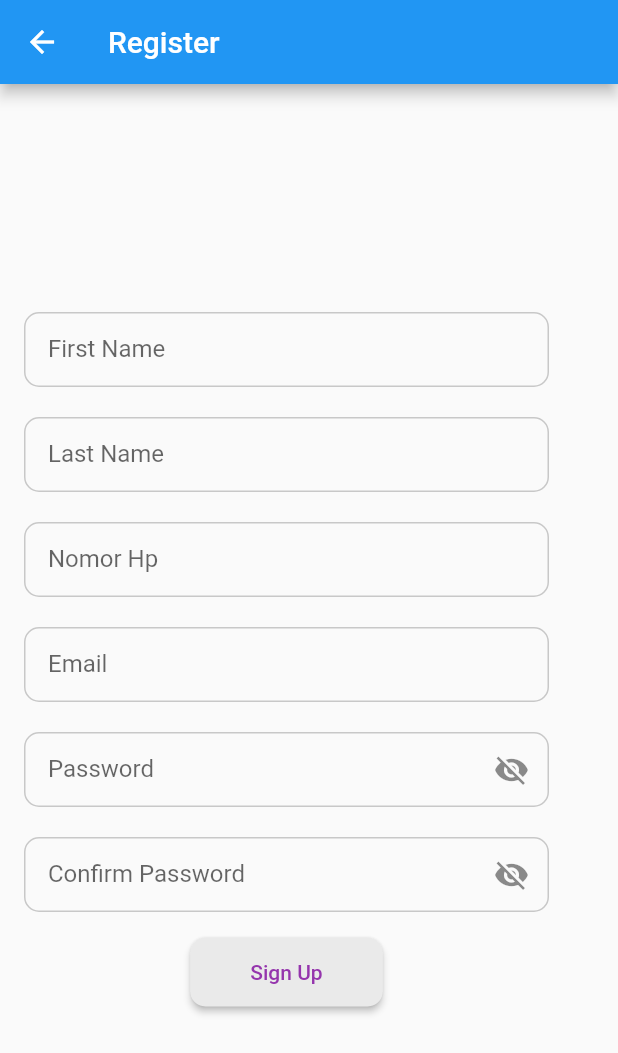
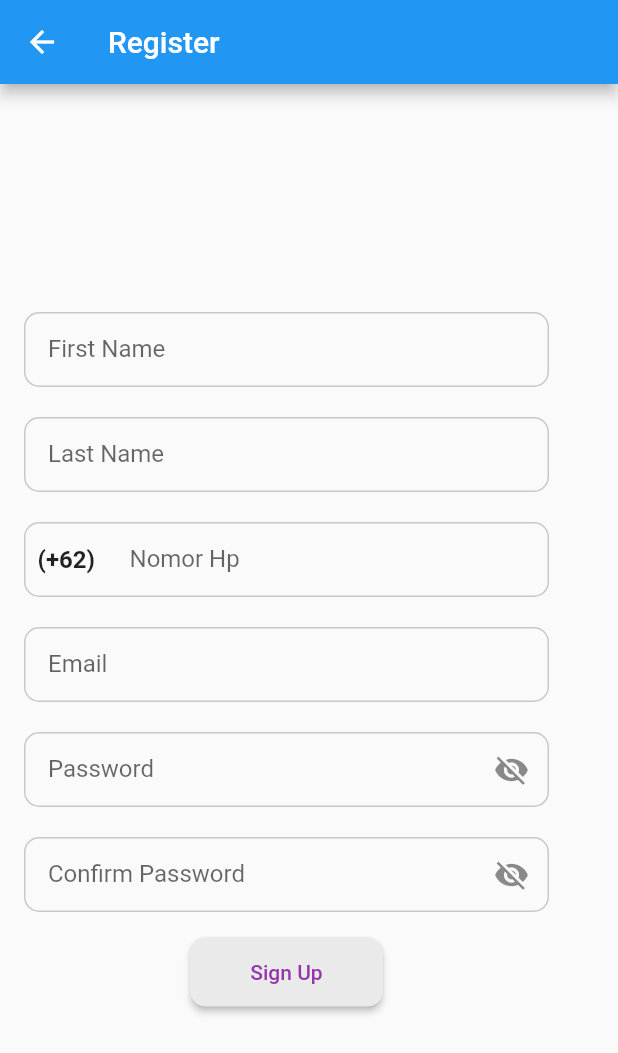
Before and after one commit to George535220173/UAS_E-MONEY, a Flutter app: the RegisterPage screen opened directly, on a phone screen of 412 x 824 dp. Shown: the top 1053 px of the screen. Run offline on Flutter 3.47's test engine with Material 2 defaults, Android fonts, the phone set to English and light mode, and no system bars; our stand-ins replace cloud_firestore, firebase_auth, firebase_core; accounts and stored records are empty; network calls fail.

Commit message:
Update register.dart

```diff
--- a/lib/registerlogin/register.dart
+++ b/lib/registerlogin/register.dart
@@ -72,6 +72,7 @@ import 'package:flutter/services.dart';
             ),
             SizedBox(height: 20),
 
+// Box Phone
 Container(
   width: 350,
   decoration: BoxDecoration(
@@ -80,10 +81,36 @@ import 'package:flutter/services.dart';
     ),
     borderRadius: BorderRadius.circular(10.0),
   ),
+  child: Row(
+    children: [
+      Padding(
+        padding: const EdgeInsets.all(8.0),
+        child: Text(
+          '(+62)',
+          style: TextStyle(fontSize: 16.0, fontWeight: FontWeight.bold),
+        ),
+      ),
+      Expanded(
         child: TextField(
           controller: phoneController,
           keyboardType: TextInputType.number,
-                 inputFormatters: [FilteringTextInputFormatter.digitsOnly],
+          inputFormatters: [
+            FilteringTextInputFormatter.digitsOnly,
+            LengthLimitingTextInputFormatter(11), // Batasan panjang nomor hp
+          ],
+          onChanged: (value) {
+            if (value.startsWith('(+62)')) {
+              // Jika pengguna memasukkan manual "(08)", hapus agar tidak ada duplikasi
+              setState(() {
+                phoneController.text = value.substring(4);
+              });
+            } else {
+              setState(() {
+                // Update nomor hp dalam format yang diinginkan
+                phoneController.text = value;
+              });
+            }
+          },
           decoration: InputDecoration(
             labelText: 'Nomor Hp',
             border: InputBorder.none,
@@ -91,7 +118,11 @@ import 'package:flutter/services.dart';
           ),
         ),
       ),
+    ],
+  ),
+),
 SizedBox(height: 20),
+
 
             // Box Email
             Container(
@@ -213,7 +244,7 @@ import 'package:flutter/services.dart';
                       'firstName': firstNameController.text,
                       'lastName': lastNameController.text,
                       'phone': phoneController.text,
-                        'email' : emailController.text,
+                      'email': emailController.text,
                       'pin': '',
                       'balance': 0,
                     });
@@ -221,7 +252,9 @@ import 'package:flutter/services.dart';
                     Navigator.push(
                       context,
                       MaterialPageRoute(
-                          builder: (context) => CreatePINPage(userId: uid,),
+                        builder: (context) => CreatePINPage(
+                          userId: uid,
+                        ),
                       ),
                     );
                   } on FirebaseAuthException catch (e) {
```
Lines whose indentation alone changed are shown as unchanged.
